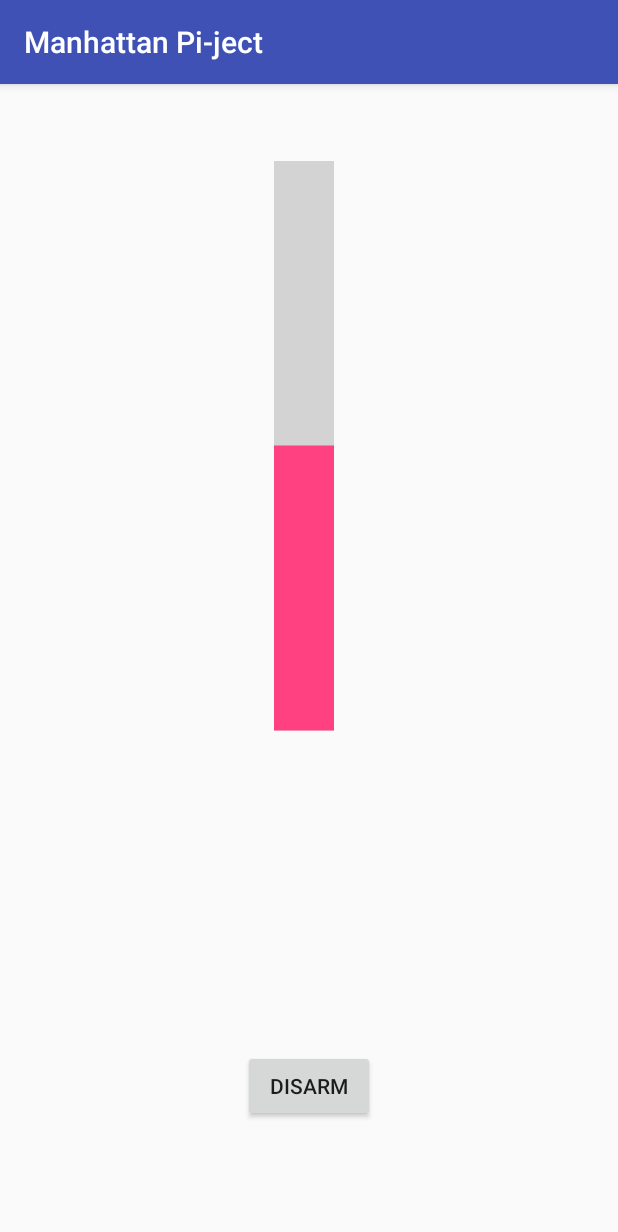
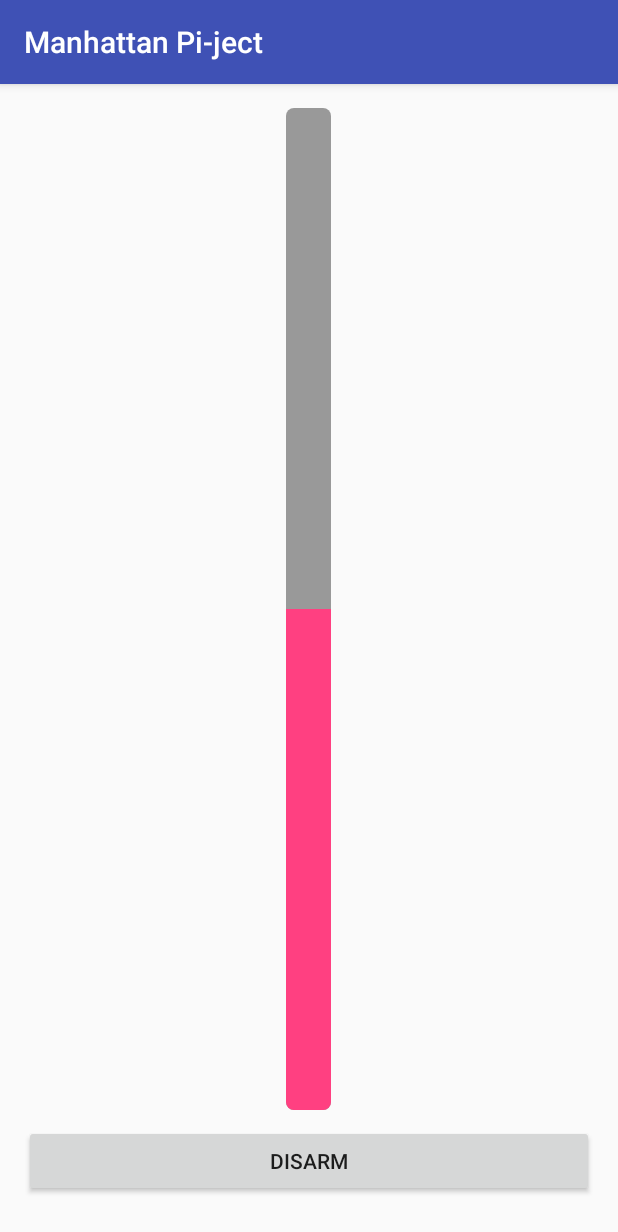
Before and after one commit to FermiFriends/Manhattan-Pi-ject, an Android app: the FindBombActivity screen opened directly, with no data from a screen before it, on a phone screen of 412 x 824 dp. Shown: the top 1232 px of the screen. Run offline under Robolectric (Android 15) with nearby library versions, the phone set to English and light mode, and no system bars.

Commit message:
[DD][RJ] Fixed GUI scaling for activity_find_bomb.

```diff
--- a/ManhattanPi-ject/app/build.gradle
+++ b/ManhattanPi-ject/app/build.gradle
@@ -20,7 +20,7 @@ android {
 }
 
 dependencies {
-    compile fileTree(dir: 'libs', include: ['*.jar'])
+    compile fileTree(include: ['*.jar'], dir: 'libs')
     androidTestCompile('com.android.support.test.espresso:espresso-core:2.2.2', {
         exclude group: 'com.android.support', module: 'support-annotations'
     })
--- /dev/null
+++ b/ManhattanPi-ject/app/src/main/res/drawable/vertical_progress_bar.xml
@@ -0,0 +1,43 @@
+<?xml version="1.0" encoding="utf-8"?>
+<layer-list xmlns:android="http://schemas.android.com/apk/res/android">
+  <item android:id="@android:id/background">
+    <shape>
+      <corners android:radius="5dip" />
+      <gradient
+        android:startColor="#999999"
+        android:centerColor="#999999"
+        android:centerY="0.75"
+        android:endColor="#999999"
+        android:angle="180"
+      />
+    </shape>
+  </item>
+  <item android:id="@android:id/secondaryProgress">
+    <clip android:clipOrientation="vertical" android:gravity="bottom">
+      <shape>
+        <corners android:radius="5dip" />
+        <gradient
+          android:startColor="@color/colorAccent"
+          android:centerColor="@color/colorAccent"
+          android:centerY="0.75"
+          android:endColor="@color/colorAccent"
+          android:angle="180"
+        />
+      </shape>
+    </clip>
+  </item>
+  <item android:id="@android:id/progress">
+    <clip android:clipOrientation="vertical" android:gravity="bottom">
+      <shape>
+        <corners android:radius="5dip" />
+        <gradient
+          android:startColor="@color/colorAccent"
+          android:centerColor="@color/colorAccent"
+          android:centerY="0.75"
+          android:endColor="@color/colorAccent"
+          android:angle="180"
+        />
+      </shape>
+    </clip>
+</item>
+</layer-list>
--- a/ManhattanPi-ject/app/src/main/res/layout/activity_find_bomb.xml
+++ b/ManhattanPi-ject/app/src/main/res/layout/activity_find_bomb.xml
@@ -10,30 +10,34 @@
     android:paddingTop="@dimen/activity_vertical_margin"
     tools:context="com.example.fermifriends.manhattanpi_ject.FindBombActivity">
 
+    <LinearLayout
+        android:orientation="vertical"
+        android:layout_width="match_parent"
+        android:layout_height="match_parent">
+
         <ProgressBar
-        android:id="@+id/signalStrengthBar"
-        style="?android:attr/progressBarStyleHorizontal"
-        android:layout_width="match_parent"
-        android:layout_height="50dp"
-        android:layout_alignParentLeft="true"
-        android:layout_alignParentStart="true"
-        android:layout_alignParentTop="true"
-        android:layout_marginTop="200dp"
-        android:maxWidth="50dp"
+            android:id="@+id/bluetoothStrengthBar"
+            style="@style/Widget.ProgressBar.Vertical"
+            android:layout_height="300dip"
             android:progress="50"
-        android:rotation="-90"
-        android:scaleY="10" />
+            android:layout_width="30dp"
+            android:layout_centerHorizontal="false"
+            android:layout_weight="1"
+            android:layout_gravity="center" />
 
         <Button
             android:id="@+id/disarmButton"
-        android:layout_width="wrap_content"
+            android:layout_width="match_parent"
             android:layout_height="wrap_content"
             android:onClick="disarmBomb"
             android:text="@string/disarm"
             android:visibility="visible"
-        android:layout_marginBottom="60dp"
             android:layout_alignParentBottom="true"
-        android:layout_centerHorizontal="true" />
+            android:layout_alignParentLeft="true"
+            android:layout_alignParentStart="true"
+            android:layout_marginBottom="10dp"
+            android:layout_marginTop="10dp" />
+    </LinearLayout>
 
 
 </RelativeLayout>
--- a/ManhattanPi-ject/app/src/main/res/values/styles.xml
+++ b/ManhattanPi-ject/app/src/main/res/values/styles.xml
@@ -7,5 +7,23 @@
         <item name="colorPrimaryDark">@color/colorPrimaryDark</item>
         <item name="colorAccent">@color/colorAccent</item>
     </style>
+    <style name="Widget">
+    </style>
+    <style name="Widget.ProgressBar">
+        <item name="android:indeterminateOnly">true</item>
+        <item name="android:indeterminateBehavior">repeat</item>
+        <item name="android:indeterminateDuration">3500</item>
+        <item name="android:minWidth">48dip</item>
+        <item name="android:maxWidth">48dip</item>
+        <item name="android:minHeight">48dip</item>
+        <item name="android:maxHeight">48dip</item>
+    </style>
+    <style name="Widget.ProgressBar.Vertical">
+        <item name="android:indeterminateOnly">false</item>
+        <item name="android:progressDrawable">@drawable/vertical_progress_bar</item>
+        <item name="android:indeterminateDrawable">@android:drawable/progress_indeterminate_horizontal</item>
+        <item name="android:minWidth">1dip</item>
+        <item name="android:maxWidth">12dip</item>
+    </style>
 
 </resources>
```
Lines whose indentation alone changed are shown as unchanged.
